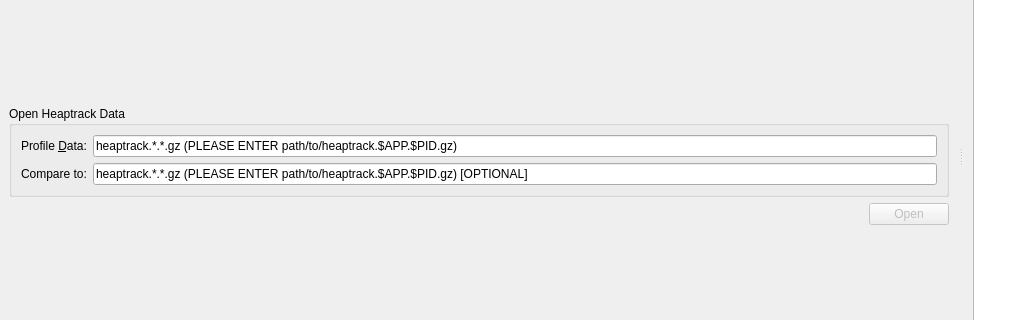
Before: the Qt Designer form src/analyze/gui/mainwindow_noklib.ui in catskul/tizen-heaptrack, drawn with Qt 5; both pictures show x 0 to 1017 and y 252 to 572 of the 1196 by 796 pixel window.
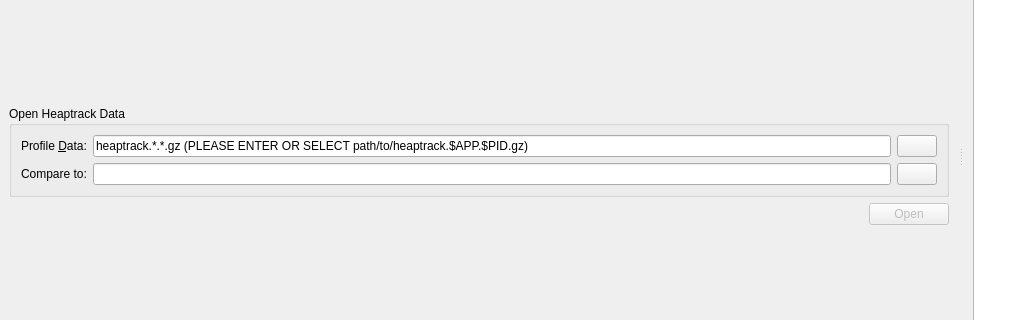
After: the same form once the commit is applied. Icons and pictures are not drawn. Custom widgets are drawn as their Qt base class.

Commit message: open file dialog added for selecting a profile data file and an optional "compare to" data file (NO_K_LIB mode)

```diff
--- a/src/analyze/gui/mainwindow_noklib.ui
+++ b/src/analyze/gui/mainwindow_noklib.ui
@@ -53,49 +53,88 @@
            <string>Open Heaptrack Data</string>
           </property>
           <layout class="QFormLayout" name="formLayout">
-           <item row="1" column="1">
-            <widget class="QLineEdit" name="openFile">
-             <property name="toolTip">
-              <string>&lt;qt&gt;&lt;p&gt;This field specifies the primary heaptrack data file. These files are called &lt;tt&gt;heaptrack.$APP.$PID.gz&lt;/tt&gt;. You can produce such a file by profiling your application, e.g. via:&lt;/p&gt;
-&lt;pre&gt;&lt;code&gt;heaptrack &amp;lt;yourapplication&amp;gt; ...&lt;/code&gt;&lt;/pre&gt;
-&lt;p&gt;Or, alternatively, you can attach to a running process via&lt;/p&gt;
-&lt;pre&gt;&lt;code&gt;heaptrack --pid $(pidof &amp;lt;yourapplication&amp;gt;)&lt;/code&gt;&lt;/pre&gt;&lt;/qt&gt;</string>
-             </property>
-             <property name="text">
-              <string>heaptrack.*.*.gz (PLEASE ENTER path/to/heaptrack.$APP.$PID.gz)</string>
-             </property>
-            </widget>
-           </item>
-           <item row="2" column="1">
-            <widget class="QLineEdit" name="compareTo">
-             <property name="toolTip">
-              <string>&lt;qt&gt;You can optionally specify a second heaptrack data file to compare to. If set, this file will be used as a base and its cost gets subtracted from the primary data costs.&lt;/qt&gt;</string>
-             </property>
-             <property name="text">
-              <string>heaptrack.*.*.gz (PLEASE ENTER path/to/heaptrack.$APP.$PID.gz) [OPTIONAL]</string>
-             </property>
-            </widget>
-           </item>
            <item row="1" column="0">
             <widget class="QLabel" name="openFileLabel">
              <property name="text">
               <string>Profile &amp;Data:</string>
              </property>
              <property name="buddy">
-              <cstring>openFile</cstring>
+              <cstring>openFileEdit</cstring>
              </property>
             </widget>
            </item>
+           <item row="1" column="1">
+            <layout class="QHBoxLayout" name="horizontalLayout_1">
+             <item>
+              <widget class="QLineEdit" name="openFileEdit">
+               <property name="toolTip">
+                <string>&lt;qt&gt;&lt;p&gt;This field specifies the primary heaptrack data file. These files are called &lt;tt&gt;heaptrack.$APP.$PID.gz&lt;/tt&gt;. You can produce such a file by profiling your application, e.g. via:&lt;/p&gt;
+     &lt;pre&gt;&lt;code&gt;heaptrack &amp;lt;yourapplication&amp;gt; ...&lt;/code&gt;&lt;/pre&gt;
+     &lt;p&gt;Or, alternatively, you can attach to a running process via&lt;/p&gt;
+     &lt;pre&gt;&lt;code&gt;heaptrack --pid $(pidof &amp;lt;yourapplication&amp;gt;)&lt;/code&gt;&lt;/pre&gt;&lt;/qt&gt;</string>
+               </property>
+               <property name="text">
+                <string>heaptrack.*.*.gz (PLEASE ENTER OR SELECT path/to/heaptrack.$APP.$PID.gz)</string>
+               </property>
+              </widget>
+             </item>
+             <item>
+              <widget class="QPushButton" name="openFileButton1">
+               <property name="sizePolicy">
+                <sizepolicy hsizetype="Fixed" vsizetype="Fixed">
+                 <horstretch>0</horstretch>
+                 <verstretch>0</verstretch>
+                </sizepolicy>
+               </property>
+               <property name="text">
+                <string/>
+               </property>
+               <property name="icon">
+                <iconset resource="gui.qrc">
+                 <normaloff>:/icons/fileopen.png</normaloff>:/icons/fileopen.png</iconset>
+               </property>
+              </widget>
+             </item>
+            </layout>
+           </item>
            <item row="2" column="0">
             <widget class="QLabel" name="compareToLabel">
              <property name="text">
               <string>Compare to:</string>
              </property>
              <property name="buddy">
-              <cstring>compareTo</cstring>
+              <cstring>compareToEdit</cstring>
              </property>
             </widget>
            </item>
+           <item row="2" column="1">
+            <layout class="QHBoxLayout" name="horizontalLayout_8">
+             <item>
+              <widget class="QLineEdit" name="compareToEdit">
+               <property name="toolTip">
+                <string>&lt;qt&gt;You can optionally specify a second heaptrack data file to compare to. If set, this file will be used as a base and its cost gets subtracted from the primary data costs.&lt;/qt&gt;</string>
+               </property>
+               <property name="text">
+                <string/>
+               </property>
+              </widget>
+             </item>
+             <item>
+              <widget class="QPushButton" name="openFileButton2">
+               <property name="sizePolicy">
+                <sizepolicy hsizetype="Fixed" vsizetype="Fixed">
+                 <horstretch>0</horstretch>
+                 <verstretch>0</verstretch>
+                </sizepolicy>
+               </property>
+               <property name="icon">
+                <iconset resource="gui.qrc">
+                 <normaloff>:/icons/fileopen.png</normaloff>:/icons/fileopen.png</iconset>
+               </property>
+              </widget>
+             </item>
+            </layout>
+           </item>
           </layout>
          </widget>
         </item>
@@ -531,7 +570,7 @@
            <layout class="QVBoxLayout" name="verticalLayout">
             <item>
              <widget class="QWidget" name="widget" native="true">
-              <layout class="QHBoxLayout" name="horizontalLayout">
+              <layout class="QHBoxLayout" name="horizontalLayout_9">
                <property name="spacing">
                 <number>6</number>
                </property>
```
Left out of the diff: 4 changed lines with no effect on the pictures. The commit also changes 5 other files.
